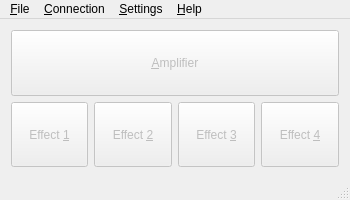
This is plug/mainwindow.ui in b2ornot2b/plug as Qt 5 draws it before an edit. The edited form follows.
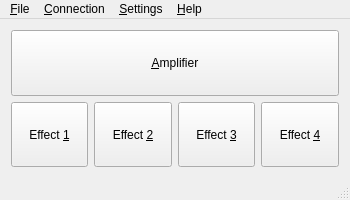
This is the edited form.

Patch:
```diff
--- a/plug/mainwindow.ui
+++ b/plug/mainwindow.ui
@@ -17,9 +17,6 @@
    <layout class="QVBoxLayout" name="verticalLayout">
     <item>
      <widget class="QPushButton" name="Amplifier">
-      <property name="enabled">
-       <bool>false</bool>
-      </property>
       <property name="sizePolicy">
        <sizepolicy hsizetype="Expanding" vsizetype="Expanding">
         <horstretch>0</horstretch>
@@ -41,9 +38,6 @@
      <layout class="QHBoxLayout" name="horizontalLayout_2">
       <item>
        <widget class="QPushButton" name="EffectButton1">
-        <property name="enabled">
-         <bool>false</bool>
-        </property>
         <property name="sizePolicy">
          <sizepolicy hsizetype="Expanding" vsizetype="Expanding">
           <horstretch>0</horstretch>
@@ -63,9 +57,6 @@
       </item>
       <item>
        <widget class="QPushButton" name="EffectButton2">
-        <property name="enabled">
-         <bool>false</bool>
-        </property>
         <property name="sizePolicy">
          <sizepolicy hsizetype="Expanding" vsizetype="Expanding">
           <horstretch>0</horstretch>
@@ -85,9 +76,6 @@
       </item>
       <item>
        <widget class="QPushButton" name="EffectButton3">
-        <property name="enabled">
-         <bool>false</bool>
-        </property>
         <property name="sizePolicy">
          <sizepolicy hsizetype="Expanding" vsizetype="Expanding">
           <horstretch>0</horstretch>
@@ -107,9 +95,6 @@
       </item>
       <item>
        <widget class="QPushButton" name="EffectButton4">
-        <property name="enabled">
-         <bool>false</bool>
-        </property>
         <property name="sizePolicy">
          <sizepolicy hsizetype="Expanding" vsizetype="Expanding">
           <horstretch>0</horstretch>
```
Left out of the diff: 12 changed lines with no effect on the pictures.
